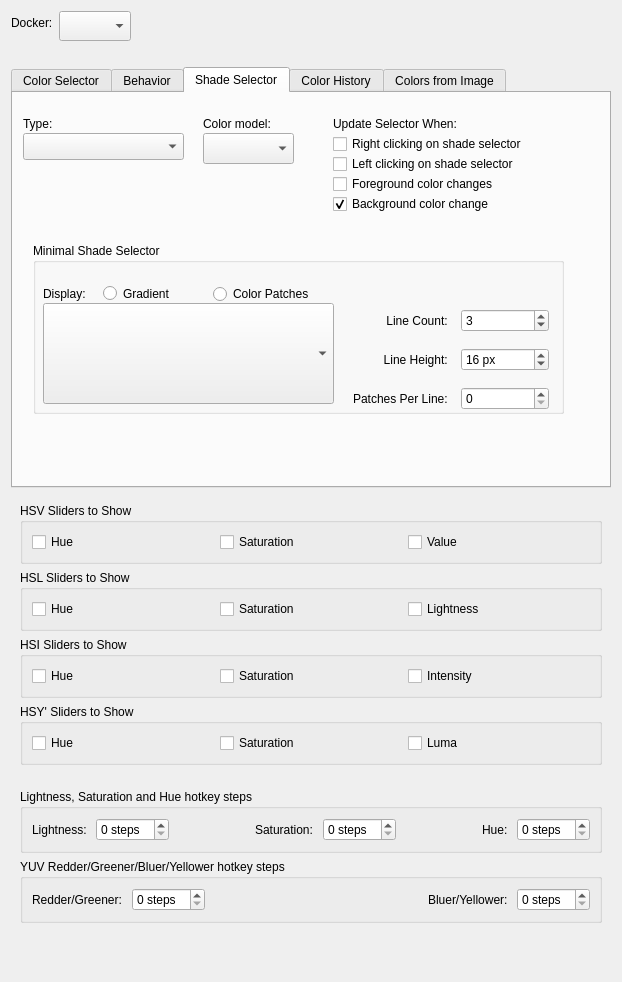
First picture: the form in plugins/dockers/advancedcolorselector/wdg_color_selector_settings.ui, repository KDE/krita, before the edit.
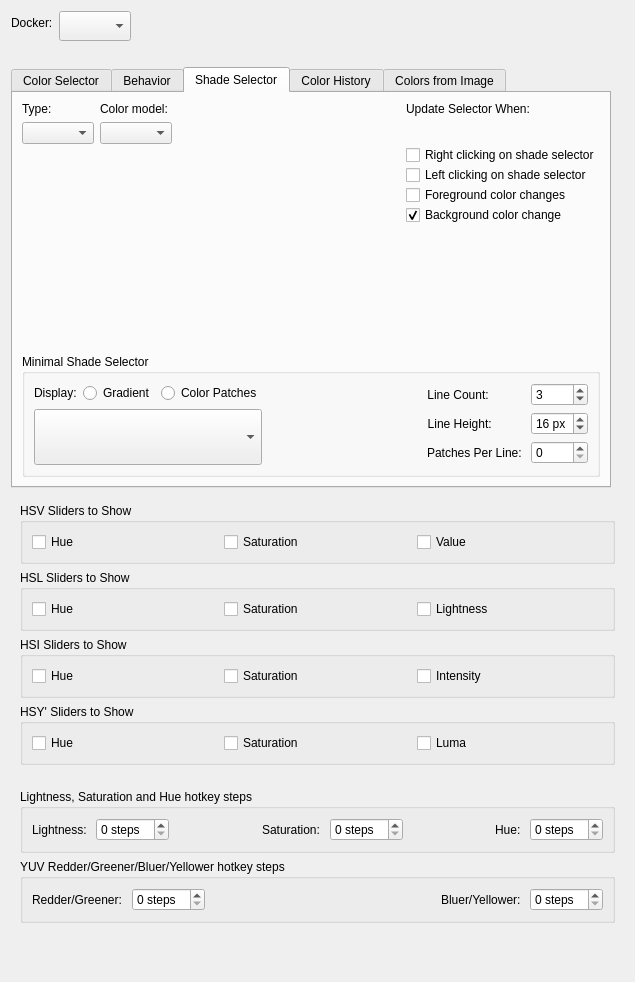
Second picture: the form after the edit. The open tabs and pages were chosen to show the change. Custom widgets are drawn as their Qt base class.

Commit message: Fix layouts in a Advanced Color Selector configuration dialog

The edit to the form file:
```diff
--- a/plugins/dockers/advancedcolorselector/wdg_color_selector_settings.ui
+++ b/plugins/dockers/advancedcolorselector/wdg_color_selector_settings.ui
@@ -6,7 +6,7 @@
    <rect>
     <x>0</x>
     <y>0</y>
-    <width>618</width>
+    <width>635</width>
     <height>982</height>
    </rect>
   </property>
@@ -396,54 +396,104 @@
       <attribute name="title">
        <string>Shade Selector</string>
       </attribute>
+      <layout class="QVBoxLayout" name="verticalLayout_9">
+       <item>
+        <layout class="QHBoxLayout" name="horizontalLayout_11">
+         <item>
+          <layout class="QVBoxLayout" name="verticalLayout_8">
+           <item>
+            <layout class="QGridLayout" name="gridLayout_3">
+             <item row="0" column="0">
+              <widget class="QLabel" name="label_16">
+               <property name="text">
+                <string>Type:</string>
+               </property>
+              </widget>
+             </item>
+             <item row="0" column="1">
+              <widget class="QLabel" name="myPaintColorModelLabel">
+               <property name="text">
+                <string>Color model:</string>
+               </property>
+              </widget>
+             </item>
+             <item row="1" column="1">
+              <widget class="QComboBox" name="ACSshadeSelectorMyPaintColorModelComboBox"/>
+             </item>
+             <item row="1" column="0">
+              <widget class="QComboBox" name="ACSShadeSelectorTypeComboBox"/>
+             </item>
+            </layout>
+           </item>
+           <item>
+            <spacer name="verticalSpacer_4">
+             <property name="orientation">
+              <enum>Qt::Vertical</enum>
+             </property>
+             <property name="sizeHint" stdset="0">
+              <size>
+               <width>20</width>
+               <height>10</height>
+              </size>
+             </property>
+            </spacer>
+           </item>
+          </layout>
+         </item>
+         <item>
+          <spacer name="horizontalSpacer_5">
+           <property name="orientation">
+            <enum>Qt::Horizontal</enum>
+           </property>
+           <property name="sizeHint" stdset="0">
+            <size>
+             <width>20</width>
+             <height>20</height>
+            </size>
+           </property>
+          </spacer>
+         </item>
+         <item>
+          <layout class="QVBoxLayout" name="verticalLayout_7">
+           <property name="spacing">
+            <number>0</number>
+           </property>
+           <item>
       <widget class="QLabel" name="label_7">
-       <property name="geometry">
-        <rect>
-         <x>320</x>
-         <y>20</y>
-         <width>201</width>
-         <height>21</height>
-        </rect>
-       </property>
        <property name="text">
         <string>Update Selector When:</string>
        </property>
       </widget>
+           </item>
+           <item>
+            <spacer name="verticalSpacer_3">
+             <property name="orientation">
+              <enum>Qt::Vertical</enum>
+             </property>
+             <property name="sizeHint" stdset="0">
+              <size>
+               <width>20</width>
+               <height>6</height>
+              </size>
+             </property>
+            </spacer>
+           </item>
+           <item>
       <widget class="QCheckBox" name="shadeSelectorUpdateOnRightClick">
-       <property name="geometry">
-        <rect>
-         <x>320</x>
-         <y>40</y>
-         <width>271</width>
-         <height>22</height>
-        </rect>
-       </property>
        <property name="text">
         <string>Right clicking on shade selector</string>
        </property>
       </widget>
+           </item>
+           <item>
       <widget class="QCheckBox" name="shadeSelectorUpdateOnLeftClick">
-       <property name="geometry">
-        <rect>
-         <x>320</x>
-         <y>60</y>
-         <width>321</width>
-         <height>22</height>
-        </rect>
-       </property>
        <property name="text">
         <string>Left clicking on shade selector</string>
        </property>
       </widget>
+           </item>
+           <item>
       <widget class="QCheckBox" name="shadeSelectorUpdateOnForeground">
-       <property name="geometry">
-        <rect>
-         <x>320</x>
-         <y>80</y>
-         <width>281</width>
-         <height>22</height>
-        </rect>
-       </property>
        <property name="toolTip">
         <string>this doesn't include a color change by the shade selector</string>
        </property>
@@ -454,15 +504,9 @@
         <bool>false</bool>
        </property>
       </widget>
+           </item>
+           <item>
       <widget class="QCheckBox" name="shadeSelectorUpdateOnBackground">
-       <property name="geometry">
-        <rect>
-         <x>320</x>
-         <y>100</y>
-         <width>311</width>
-         <height>22</height>
-        </rect>
-       </property>
        <property name="toolTip">
         <string>this doesn't include a color change by the shade selector</string>
        </property>
@@ -473,93 +517,117 @@
         <bool>true</bool>
        </property>
       </widget>
-      <widget class="QLabel" name="myPaintColorModelLabel">
-       <property name="geometry">
-        <rect>
-         <x>190</x>
-         <y>20</y>
-         <width>91</width>
-         <height>21</height>
-        </rect>
-       </property>
-       <property name="text">
-        <string>Color model:</string>
-       </property>
-      </widget>
+           </item>
+          </layout>
+         </item>
+        </layout>
+       </item>
+       <item>
+        <spacer name="verticalSpacer_5">
+         <property name="orientation">
+          <enum>Qt::Vertical</enum>
+         </property>
+         <property name="sizeHint" stdset="0">
+          <size>
+           <width>20</width>
+           <height>109</height>
+          </size>
+         </property>
+        </spacer>
+       </item>
+       <item>
       <widget class="QGroupBox" name="minimalShadeSelectorGroup">
-       <property name="geometry">
-        <rect>
-         <x>20</x>
-         <y>150</y>
-         <width>531</width>
-         <height>171</height>
-        </rect>
-       </property>
        <property name="title">
         <string>Minimal Shade Selector</string>
        </property>
+         <layout class="QHBoxLayout" name="horizontalLayout_10">
+          <item>
+           <layout class="QVBoxLayout" name="verticalLayout_6">
+            <item>
+             <layout class="QHBoxLayout" name="horizontalLayout_9">
+              <item>
        <widget class="QLabel" name="label_15">
-        <property name="geometry">
-         <rect>
-          <x>10</x>
-          <y>40</y>
-          <width>51</width>
-          <height>21</height>
-         </rect>
-        </property>
         <property name="text">
          <string>Display:</string>
         </property>
        </widget>
-       <widget class="KisShadeSelectorLinesSettings" name="minimalShadeSelectorLineSettings">
-        <property name="geometry">
-         <rect>
-          <x>10</x>
-          <y>60</y>
-          <width>291</width>
-          <height>101</height>
-         </rect>
-        </property>
-       </widget>
+              </item>
+              <item>
        <widget class="QRadioButton" name="minimalShadeSelectorAsGradient">
-        <property name="geometry">
-         <rect>
-          <x>70</x>
-          <y>40</y>
-          <width>91</width>
-          <height>21</height>
-         </rect>
-        </property>
         <property name="text">
          <string>Gradient</string>
         </property>
        </widget>
+              </item>
+              <item>
        <widget class="QRadioButton" name="minimalShadeSelectorAsColorPatches">
-        <property name="geometry">
-         <rect>
-          <x>180</x>
-          <y>40</y>
-          <width>121</width>
-          <height>22</height>
-         </rect>
-        </property>
         <property name="text">
          <string>Color Patches</string>
         </property>
        </widget>
-       <widget class="QWidget" name="gridLayoutWidget">
-        <property name="geometry">
-         <rect>
-          <x>320</x>
-          <y>60</y>
-          <width>196</width>
-          <height>115</height>
-         </rect>
-        </property>
-        <layout class="QGridLayout" name="gridLayout_3">
-         <property name="spacing">
+              </item>
+             </layout>
+            </item>
+            <item>
+             <widget class="KisShadeSelectorLinesSettings" name="minimalShadeSelectorLineSettings">
+              <property name="sizePolicy">
+               <sizepolicy hsizetype="Preferred" vsizetype="MinimumExpanding">
+                <horstretch>0</horstretch>
+                <verstretch>0</verstretch>
+               </sizepolicy>
+              </property>
+             </widget>
+            </item>
+           </layout>
+          </item>
+          <item>
+           <spacer name="horizontalSpacer_4">
+            <property name="orientation">
+             <enum>Qt::Horizontal</enum>
+            </property>
+            <property name="sizeHint" stdset="0">
+             <size>
+              <width>59</width>
+              <height>20</height>
+             </size>
+            </property>
+           </spacer>
+          </item>
+          <item>
+           <layout class="QFormLayout" name="formLayout_3">
+            <item row="0" column="0">
+             <widget class="QLabel" name="label_2">
+              <property name="text">
+               <string>Line Count: </string>
+              </property>
+              <property name="alignment">
+               <set>Qt::AlignRight|Qt::AlignTrailing|Qt::AlignVCenter</set>
+              </property>
+             </widget>
+            </item>
+            <item row="0" column="1">
+             <widget class="QSpinBox" name="minimalShadeSelectorLineCount">
+              <property name="minimum">
+               <number>1</number>
+              </property>
+              <property name="maximum">
           <number>10</number>
          </property>
+              <property name="value">
+               <number>3</number>
+              </property>
+             </widget>
+            </item>
+            <item row="1" column="0">
+             <widget class="QLabel" name="label_6">
+              <property name="text">
+               <string>Line Height: </string>
+              </property>
+              <property name="alignment">
+               <set>Qt::AlignRight|Qt::AlignTrailing|Qt::AlignVCenter</set>
+              </property>
+             </widget>
+            </item>
          <item row="1" column="1">
           <widget class="QSpinBox" name="minimalShadeSelectorLineHeight">
            <property name="suffix">
@@ -576,39 +644,6 @@
            </property>
           </widget>
          </item>
-         <item row="1" column="0">
-          <widget class="QLabel" name="label_6">
-           <property name="text">
-            <string>Line Height: </string>
-           </property>
-           <property name="alignment">
-            <set>Qt::AlignRight|Qt::AlignTrailing|Qt::AlignVCenter</set>
-           </property>
-          </widget>
-         </item>
-         <item row="0" column="1">
-          <widget class="QSpinBox" name="minimalShadeSelectorLineCount">
-           <property name="minimum">
-            <number>1</number>
-           </property>
-           <property name="maximum">
-            <number>10</number>
-           </property>
-           <property name="value">
-            <number>3</number>
-           </property>
-          </widget>
-         </item>
-         <item row="0" column="0">
-          <widget class="QLabel" name="label_2">
-           <property name="text">
-            <string>Line Count: </string>
-           </property>
-           <property name="alignment">
-            <set>Qt::AlignRight|Qt::AlignTrailing|Qt::AlignVCenter</set>
-           </property>
-          </widget>
-         </item>
          <item row="2" column="0">
           <widget class="QLabel" name="patchesPerLineLabel">
            <property name="text">
@@ -623,41 +658,25 @@
           <widget class="QSpinBox" name="minimalShadeSelectorPatchesPerLine"/>
          </item>
         </layout>
-       </widget>
-      </widget>
-      <widget class="QComboBox" name="ACSshadeSelectorMyPaintColorModelComboBox">
-       <property name="geometry">
-        <rect>
-         <x>190</x>
-         <y>40</y>
-         <width>91</width>
-         <height>31</height>
-        </rect>
-       </property>
-      </widget>
-      <widget class="QComboBox" name="ACSShadeSelectorTypeComboBox">
-       <property name="geometry">
-        <rect>
-         <x>10</x>
-         <y>40</y>
-         <width>161</width>
-         <height>27</height>
-        </rect>
-       </property>
-      </widget>
-      <widget class="QLabel" name="label_16">
-       <property name="geometry">
-        <rect>
-         <x>10</x>
-         <y>20</y>
-         <width>41</width>
-         <height>21</height>
-        </rect>
-       </property>
-       <property name="text">
-        <string>Type:</string>
-       </property>
-      </widget>
+          </item>
+         </layout>
+        </widget>
+       </item>
+      </layout>
+      <zorder>label_7</zorder>
+      <zorder>shadeSelectorUpdateOnRightClick</zorder>
+      <zorder>shadeSelectorUpdateOnLeftClick</zorder>
+      <zorder>shadeSelectorUpdateOnForeground</zorder>
+      <zorder>shadeSelectorUpdateOnBackground</zorder>
+      <zorder>myPaintColorModelLabel</zorder>
+      <zorder>minimalShadeSelectorGroup</zorder>
+      <zorder>ACSshadeSelectorMyPaintColorModelComboBox</zorder>
+      <zorder>ACSShadeSelectorTypeComboBox</zorder>
+      <zorder>label_16</zorder>
+      <zorder>verticalSpacer_3</zorder>
+      <zorder></zorder>
+      <zorder>verticalSpacer_4</zorder>
+      <zorder>verticalSpacer_5</zorder>
      </widget>
      <widget class="QWidget" name="tab_ColorHistory">
       <property name="enabled">
```
Left out of the diff: 378 changed lines with no effect on the pictures. Lines whose indentation alone changed are shown as unchanged. The commit also changes 2 other files.
